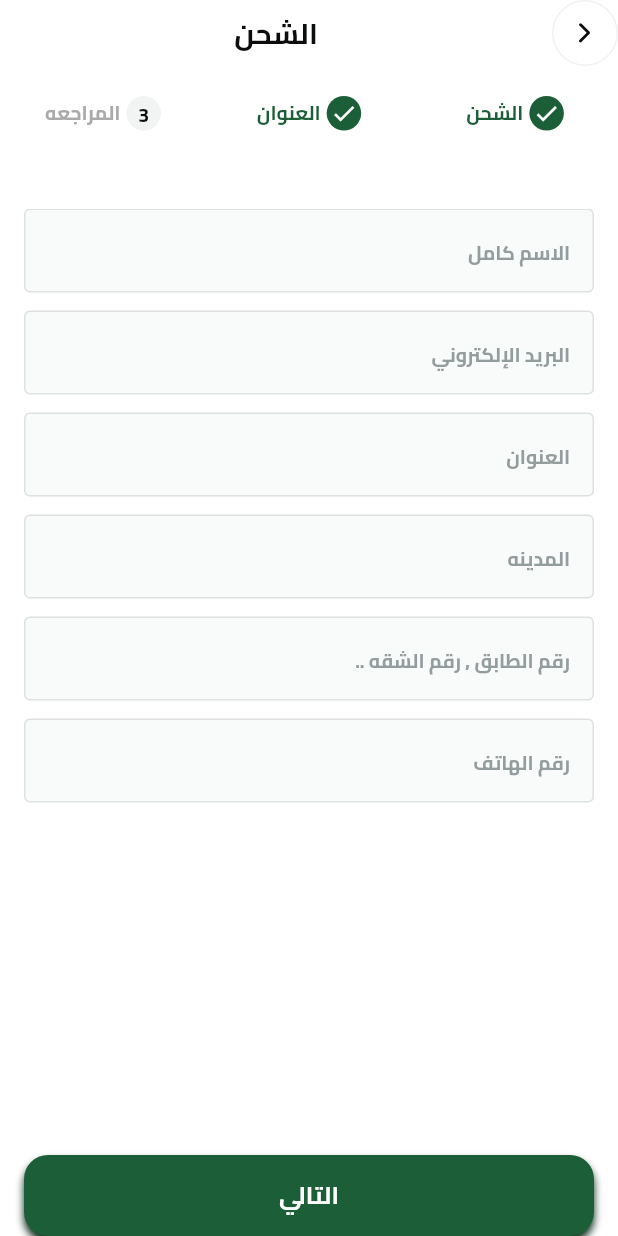
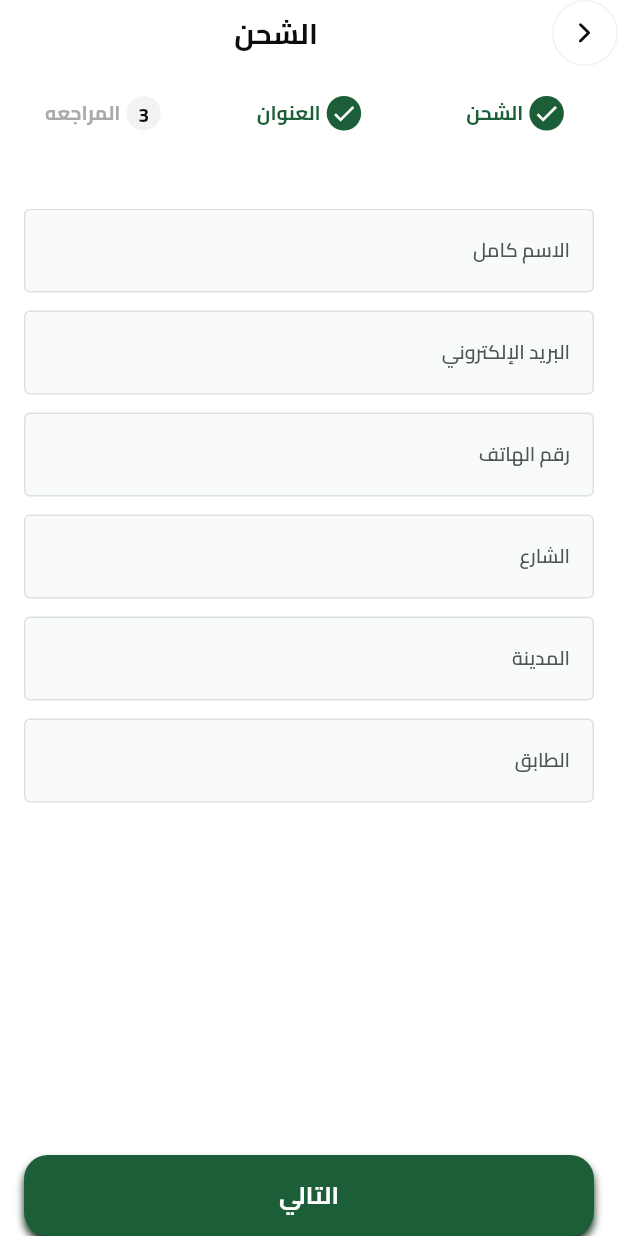
Before and after one commit to JafarKMarouf/fruits_app, a Flutter app: the CheckoutView screen opened directly with empty values, swiped to page 2, on a phone screen of 412 x 824 dp. Run offline on Flutter 3.47's test engine with Material 3 defaults, Android fonts, the phone set to English and light mode, and no system bars; our stand-ins replace cloud_firestore, dartz, dots_indicator, equatable, firebase_auth, firebase_core and 12 more; missing offline and left inert: cached_network_image_ce; accounts and stored records are empty.

Commit message:
refactor(checkout): improve address entity, localization, and step navigation
- Convert formattedAddress getter to method accepting AppLocalizations for i18n
- Add formattedAddress ARB strings for AR and EN with street/floor/city placeholders
- Fix goBack() to accept target index instead of always decrementing by one

```diff
--- a/lib/core/l10n/intl/messages_ar.dart
+++ b/lib/core/l10n/intl/messages_ar.dart
@@ -20,6 +20,9 @@ typedef String MessageIfAbsent(String messageStr, List<dynamic> args);
 class MessageLookup extends MessageLookupByLibrary {
   String get localeName => 'ar';
 
+  static String m0(String street, floor, city) =>
+      "شارع ${street} الطابق ${floor}، مدينة ${city}";
+
   final messages = _notInlinedMessages(_notInlinedMessages);
   static Map<String, Function> _notInlinedMessages(_) => <String, Function>{
     "alreadyHaveAccount": MessageLookupByLibrary.simpleMessage(
@@ -35,6 +38,7 @@ class MessageLookup extends MessageLookupByLibrary {
       "الحساب موجود بالفعل لهذا البريد الإلكتروني.",
     ),
     "forgetPassword": MessageLookupByLibrary.simpleMessage("نسيت كلمة المرور؟"),
+    "formattedAddress": m0,
     "fullName": MessageLookupByLibrary.simpleMessage("الاسم كامل"),
     "genericError": MessageLookupByLibrary.simpleMessage(
       "حدث خطأ ما. يرجى المحاولة مرة أخرى في وقت لاحق.",
--- a/lib/core/l10n/intl/messages_en.dart
+++ b/lib/core/l10n/intl/messages_en.dart
@@ -20,6 +20,9 @@ typedef String MessageIfAbsent(String messageStr, List<dynamic> args);
 class MessageLookup extends MessageLookupByLibrary {
   String get localeName => 'en';
 
+  static String m0(String street, floor, city) =>
+      "${street} St., Floor ${floor}, ${city}";
+
   final messages = _notInlinedMessages(_notInlinedMessages);
   static Map<String, Function> _notInlinedMessages(_) => <String, Function>{
     "alreadyHaveAccount": MessageLookupByLibrary.simpleMessage(
@@ -37,6 +40,7 @@ class MessageLookup extends MessageLookupByLibrary {
       "The account already exists for that email.",
     ),
     "forgetPassword": MessageLookupByLibrary.simpleMessage("?forget password"),
+    "formattedAddress": m0,
     "fullName": MessageLookupByLibrary.simpleMessage("Full Name"),
     "genericError": MessageLookupByLibrary.simpleMessage(
       "Something went wrong. Please try again later.",
--- a/lib/core/widgets/app_text_form_field.dart
+++ b/lib/core/widgets/app_text_form_field.dart
@@ -8,6 +8,7 @@ class AppTextFormField extends StatelessWidget {
     super.key,
     this.controller,
     required this.hintText,
+    this.label,
     this.obscureText = false,
     this.suffixIcon,
     required this.textInputType,
@@ -18,7 +19,7 @@ class AppTextFormField extends StatelessWidget {
   });
 
   final TextEditingController? controller;
-  final String? hintText;
+  final String? hintText, label;
   final bool obscureText;
   final Widget? suffixIcon;
   final TextInputType? textInputType;
@@ -63,13 +64,21 @@ class AppTextFormField extends StatelessWidget {
           filled: true,
           fillColor: const Color(0xFFF9FAFA),
           hintText: hintText,
+          label: label != null
+              ? Text(
+                  label!,
+                  style: AppTextStyles.styleSemiBold13.copyWith(
+                    color: AppColors.grayscale500,
+                  ),
+                )
+              : null,
           suffixIcon: suffixIcon,
           hintStyle: AppTextStyles.styleBold13.copyWith(
             color: AppColors.grayscale400,
           ),
           border: _buildBorder(),
           enabledBorder: _buildBorder(),
-          focusedBorder: _buildBorder(),
+          focusedBorder: _buildBorder(AppColors.green1_500),
           errorBorder: _buildBorder(AppColors.error),
           focusedErrorBorder: _buildBorder(AppColors.error),
           errorStyle: AppTextStyles.styleBold13.copyWith(
--- a/lib/features/checkout/domain/entities/shipping_address_entity.dart
+++ b/lib/features/checkout/domain/entities/shipping_address_entity.dart
@@ -1,19 +1,22 @@
+import '../../../../core/l10n/l10n.dart';
+
 class ShippingAddressEntity {
   String? name;
   String? email;
-  String? address;
+  String? street;
   String? city;
-  String? addressDetails;
+  String? floor;
   String? phone;
 
   ShippingAddressEntity({
     this.name,
     this.email,
-    this.address,
+    this.street,
     this.city,
-    this.addressDetails,
+    this.floor,
     this.phone,
   });
-
-  String get formattedAddress => '$address $addressDetails, مدينة $city';
+  String formattedAddress(AppLocalizations l10n) {
+    return l10n.formattedAddress(street ?? '', floor ?? '', city ?? '');
+  }
 }
--- a/lib/features/checkout/presentation/manager/controllers/checkout_controller.dart
+++ b/lib/features/checkout/presentation/manager/controllers/checkout_controller.dart
@@ -58,7 +58,7 @@ class CheckoutController extends ChangeNotifier {
       return null;
     }
     autovalidateNotifier.value = AutovalidateMode.always;
-    return ''; // form shows inline errors
+    return '';
   }
 
   void _goToNextStep() {
@@ -69,10 +69,10 @@ class CheckoutController extends ChangeNotifier {
     );
   }
 
-  void goBack() {
+  void goBack(int index) {
     if (currentStepIndex == 0) return;
     pageController.animateToPage(
-      currentStepIndex - 1,
+      index,
       duration: const Duration(milliseconds: kAnimatedDuration),
       curve: kCurves,
     );
--- a/lib/features/checkout/presentation/views/widgets/address_step.dart
+++ b/lib/features/checkout/presentation/views/widgets/address_step.dart
@@ -22,86 +22,103 @@ class AddressStep extends StatefulWidget {
 class _AddressStepState extends State<AddressStep>
     with AutomaticKeepAliveClientMixin {
   @override
+  bool get wantKeepAlive => true;
+
+  @override
   Widget build(BuildContext context) {
     super.build(context);
-    var order = context.read<OrderEntity>();
+    final order = context.read<OrderEntity>();
+
     return SingleChildScrollView(
       keyboardDismissBehavior: ScrollViewKeyboardDismissBehavior.onDrag,
       child: ValueListenableBuilder<AutovalidateMode>(
         valueListenable: widget.valueNotifier,
-        builder: (context, value, child) => Form(
+        builder: (context, autovalidateMode, _) => Form(
           key: widget.formKey,
-          autovalidateMode: value,
+          autovalidateMode: autovalidateMode,
           child: Column(
-            crossAxisAlignment: .start,
-            children: [
-              AppTextFormField(
-                hintText: 'الاسم كامل',
-                textInputType: TextInputType.name,
-                textInputAction: TextInputAction.next,
-                showShadow: false,
-                onSaved: (name) {
-                  order.shippingAddress!.name = name;
-                },
-              ),
-              const SizedBox(height: 12),
-              AppTextFormField(
-                hintText: 'البريد الإلكتروني',
-                textInputType: TextInputType.emailAddress,
-                textInputAction: TextInputAction.next,
-                showShadow: false,
-                onSaved: (email) {
-                  order.shippingAddress!.email = email;
-                },
-              ),
-              const SizedBox(height: 12),
-              AppTextFormField(
-                hintText: 'العنوان',
-                textInputType: TextInputType.streetAddress,
-                textInputAction: TextInputAction.next,
-                showShadow: false,
-                onSaved: (address) {
-                  order.shippingAddress!.address = address;
-                },
-              ),
-              const SizedBox(height: 12),
-              AppTextFormField(
-                hintText: 'المدينه',
-                textInputType: TextInputType.text,
-                textInputAction: TextInputAction.next,
-                showShadow: false,
-                onSaved: (city) {
-                  order.shippingAddress!.city = city;
-                },
-              ),
-              const SizedBox(height: 12),
-              AppTextFormField(
-                hintText: 'رقم الطابق , رقم الشقه ..',
-                textInputType: TextInputType.text,
-                textInputAction: TextInputAction.next,
-                showShadow: false,
-                onSaved: (addressDetails) {
-                  order.shippingAddress!.addressDetails = addressDetails;
-                },
-              ),
-              const SizedBox(height: 12),
-              AppTextFormField(
-                hintText: 'رقم الهاتف',
-                textInputType: TextInputType.phone,
-                textInputAction: TextInputAction.done,
-                showShadow: false,
-                onSaved: (phone) {
-                  order.shippingAddress!.phone = phone;
-                },
-              ),
-              const SizedBox(height: 16),
-            ],
+            crossAxisAlignment: CrossAxisAlignment.start,
+            children: _fields(order)
+                .map(
+                  (f) => Padding(
+                    padding: const EdgeInsets.only(bottom: 12),
+                    child: AppTextFormField(
+                      label: f.label,
+                      hintText: f.hint,
+                      textInputType: f.inputType,
+                      textInputAction: f.inputAction,
+                      showShadow: false,
+                      onSaved: f.onSaved,
+                    ),
+                  ),
+                )
+                .toList(),
           ),
         ),
       ),
     );
   }
+}
 
-  @override
-  bool get wantKeepAlive => true;
+// ─── Field config ─────────────────────────────────────────────────────────────
+
+class _FieldConfig {
+  const _FieldConfig({
+    required this.label,
+    required this.hint,
+    required this.inputType,
+    required this.inputAction,
+    required this.onSaved,
+  });
+
+  final String label;
+  final String hint;
+  final TextInputType inputType;
+  final TextInputAction inputAction;
+  final void Function(String?) onSaved;
 }
+
+List<_FieldConfig> _fields(OrderEntity order) => [
+  _FieldConfig(
+    label: 'الاسم كامل',
+    hint: 'أدخل اسمك كامل',
+    inputType: TextInputType.name,
+    inputAction: TextInputAction.next,
+    onSaved: (v) => order.shippingAddress!.name = v,
+  ),
+  _FieldConfig(
+    label: 'البريد الإلكتروني',
+    hint: 'example@email.com',
+    inputType: TextInputType.emailAddress,
+    inputAction: TextInputAction.next,
+    onSaved: (v) => order.shippingAddress!.email = v,
+  ),
+  _FieldConfig(
+    label: 'رقم الهاتف',
+    hint: '0963xxxxxxxxx',
+    inputType: TextInputType.phone,
+    inputAction: TextInputAction.next,
+    onSaved: (v) => order.shippingAddress!.phone = v,
+  ),
+  _FieldConfig(
+    label: 'الشارع',
+    hint: 'اسم الشارع',
+    inputType: TextInputType.streetAddress,
+    inputAction: TextInputAction.next,
+    onSaved: (v) => order.shippingAddress!.street = v,
+  ),
+  _FieldConfig(
+    label: 'المدينة',
+    hint: 'اسم المدينة',
+    inputType: TextInputType.text,
+    inputAction: TextInputAction.next,
+    onSaved: (v) => order.shippingAddress!.city = v,
+  ),
+  _FieldConfig(
+    label: 'الطابق',
+    hint: 'مثال: ٣',
+    inputType: TextInputType.number,
+    inputAction: TextInputAction.send,
+    onSaved: (v) => order.shippingAddress!.floor = v,
+  ),
+];
```
Also changed, not shown: lib/core/l10n/arb/intl_ar.arb (+10 -1 lines), lib/core/l10n/arb/intl_en.arb (+9 -1 lines), lib/core/l10n/l10n.dart (+10 -0 lines), lib/features/checkout/domain/entities/order_entity.dart (+0 -21 lines), lib/features/checkout/presentation/views/widgets/checkout_steps_indicator.dart (+1 -52 lines), lib/features/checkout/presentation/views/widgets/delivery_address_section.dart (+42 -20 lines), lib/features/checkout/presentation/views/widgets/shipping_method_step.dart (+5 -5 lines), 2 other files.
